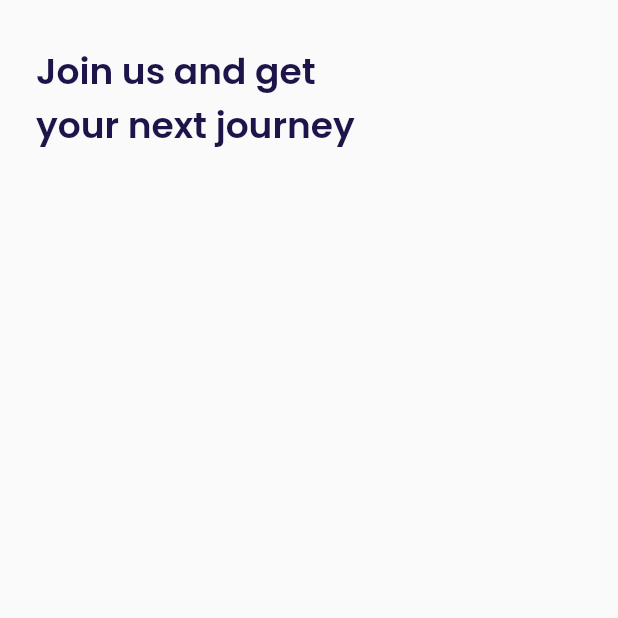
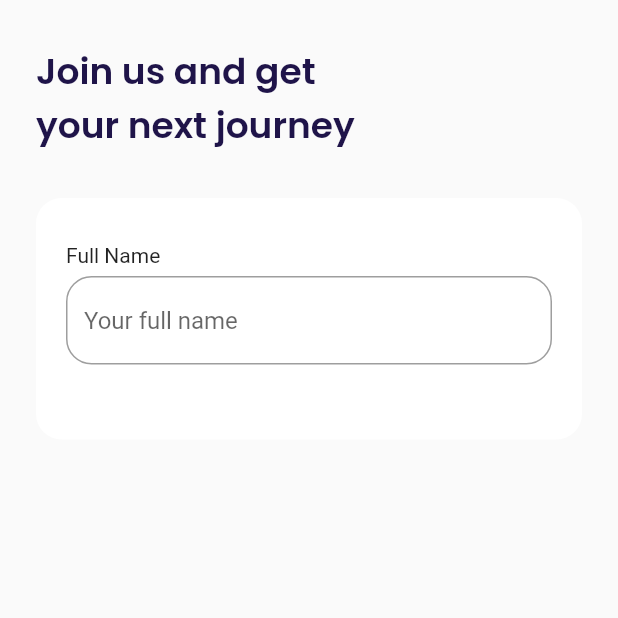
Before and after one commit to RidhaAF/airplane_app, a Flutter app: the SignUpPage screen opened by its route, on a phone screen of 412 x 824 dp, the top half of it. Run offline on Flutter 3.47's test engine with Material 2 defaults, Android fonts, the phone set to English and light mode, and no system bars; our stand-ins replace google_fonts.

Commit message:
Slicing Sign Up - Input Section 1

```diff
--- a/lib/ui/pages/sign_up_page.dart
+++ b/lib/ui/pages/sign_up_page.dart
@@ -19,6 +19,57 @@
       );
     }
 
+    Widget inputSection() {
+      Widget emailInput() {
+        return Container(
+          margin: EdgeInsets.only(bottom: 20),
+          child: Column(
+            crossAxisAlignment: CrossAxisAlignment.start,
+            children: [
+              Text(
+                'Full Name',
+              ),
+              SizedBox(
+                height: 6,
+              ),
+              TextFormField(
+                cursorColor: kBlackColor,
+                decoration: InputDecoration(
+                  hintText: 'Your full name',
+                  border: OutlineInputBorder(
+                    borderRadius: BorderRadius.circular(defaultRadius),
+                  ),
+                  focusedBorder: OutlineInputBorder(
+                    borderRadius: BorderRadius.circular(defaultRadius),
+                    borderSide: BorderSide(
+                      color: kPrimaryColor,
+                    ),
+                  ),
+                ),
+              ),
+            ],
+          ),
+        );
+      }
+
+      return Container(
+        margin: EdgeInsets.only(top: 30),
+        padding: EdgeInsets.symmetric(
+          horizontal: 20,
+          vertical: 30,
+        ),
+        decoration: BoxDecoration(
+          color: kWhiteColor,
+          borderRadius: BorderRadius.circular(defaultRadius),
+        ),
+        child: Column(
+          children: [
+            emailInput(),
+          ],
+        ),
+      );
+    }
+
     return Scaffold(
       backgroundColor: kBackgroundColor,
       body: SafeArea(
@@ -28,6 +79,7 @@
           ),
           children: [
             title(),
+            inputSection(),
           ],
         ),
       ),
```
